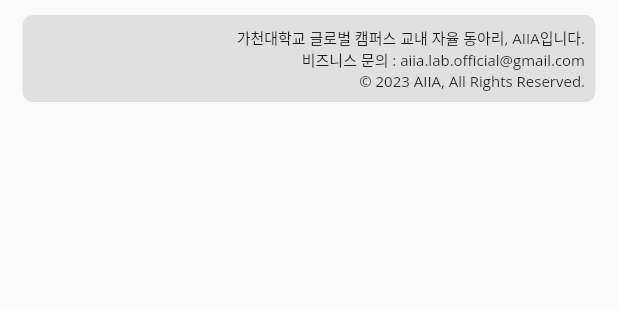
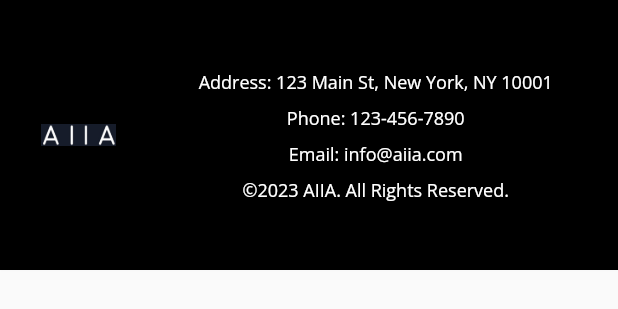
Before and after one commit to AIIA-webpage/webpage, a Flutter app: the Footer widget shown alone on an empty page, opened directly, on a phone screen of 412 x 824 dp. Shown: the top 309 px of the screen. Run offline on Flutter 3.47's test engine with Material 2 defaults, Android fonts, the phone set to English and light mode, and no system bars; our stand-ins replace carousel_slider, flip_card, flutter_staggered_animations, font_awesome_flutter.

Commit message:
footter commit

```diff
--- a/lib/components/footer.dart
+++ b/lib/components/footer.dart
@@ -1,27 +1,93 @@
 import 'package:aiia_webpage/components/globals.dart';
 import 'package:flutter/material.dart';
+
+//footer.dart
+double footerFontSize = 12; //footer 폰트 크기
+double footerHeight = 180; //footer 높이
 
 GlobalKey footerKey = GlobalKey();
 
 class Footer extends StatelessWidget {
-  const Footer({super.key});
+  const Footer({Key? key});
 
   @override
   Widget build(BuildContext context) {
-    return Container(
-      margin: const EdgeInsets.symmetric(horizontal: 15, vertical: 10),
-      padding: const EdgeInsets.all(7),
-      width: double.infinity,
-      decoration: BoxDecoration(
-          borderRadius: BorderRadius.circular(7), color: Colors.grey.shade300),
-      child: Text(
-        '가천대학교 글로벌 캠퍼스 교내 자율 동아리, AIIA입니다.\n'
-        '비즈니스 문의 : aiia.lab.official@gmail.com\n'
-        '© 2023 AIIA, All Rights Reserved.',
-        style: TextStyle(
-          fontSize: footerFontSize,
+    return Visibility(
+      visible: MediaQuery.of(context).size.height > footerHeight,
+      child: Container(
+        key: footerKey,
+        height: footerHeight,
+        width: double.infinity,
+        decoration: BoxDecoration(
+          color: Colors.black, // 검정색 배경색
+          boxShadow: [
+            BoxShadow(
+              color: Colors.black.withOpacity(0.1),
+              blurRadius: 2,
+              offset: const Offset(0, -2),
+            ),
+          ],
         ),
-        textAlign: TextAlign.end,
+        child: Row(
+          mainAxisAlignment: MainAxisAlignment.spaceAround,
+          children: [
+            Column(
+              mainAxisAlignment: MainAxisAlignment.center,
+              children: [
+                Image.asset(
+                  'assets/logos/logo_nav2.png', // 이미지 파일 경로
+                  height: 50, // 이미지 높이
+                  width: 50, // 이미지 너비
+                ),
+              ],
+            ),
+            Padding(
+              padding: const EdgeInsets.only(right: 16.0),
+              child: Column(
+                mainAxisAlignment: MainAxisAlignment.center,
+                children: [
+                  Text(
+                    'Address: 123 Main St, New York, NY 10001', // 주소 추가
+                    style: TextStyle(
+                      fontSize: 12.0,
+                      color: Colors.white, // 폰트 색상을 흰색으로 변경
+                    ),
+                  ),
+                  Padding(
+                    padding: const EdgeInsets.only(top: 8.0),
+                    child: Text(
+                      'Phone: 123-456-7890',
+                      style: TextStyle(
+                        fontSize: 12.0,
+                        color: Colors.white, // 폰트 색상을 흰색으로 변경
+                      ),
+                    ),
+                  ),
+                  Padding(
+                    padding: const EdgeInsets.only(top: 8.0),
+                    child: Text(
+                      'Email: info@aiia.com',
+                      style: TextStyle(
+                        fontSize: 12.0,
+                        color: Colors.white, // 폰트 색상을 흰색으로 변경
+                      ),
+                    ),
+                  ),
+                  Padding(
+                    padding: const EdgeInsets.only(top: 8.0),
+                    child: Text(
+                      '©2023 AIIA. All Rights Reserved.', // 저작권 문구 추가
+                      style: TextStyle(
+                        fontSize: 12.0,
+                        color: Colors.white, // 폰트 색상을 흰색으로 변경
+                      ),
+                    ),
+                  ),
+                ],
+              ),
+            ),
+          ],
+        ),
       ),
     );
   }
--- a/lib/components/globals.dart
+++ b/lib/components/globals.dart
@@ -68,6 +68,8 @@
 
     //footer.dart
     footerFontSize = 12;
+    double footerHeight = 60; //footer 높이
+
 
     //pages
     //aiia_intro.dart
```
Also changed, not shown: pubspec.lock, 9 other files.
